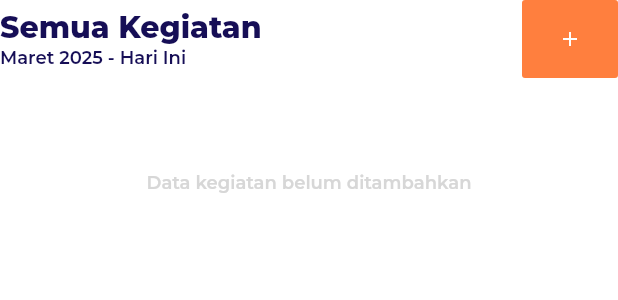
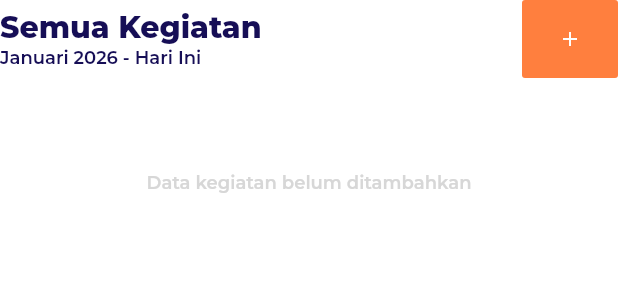
Before and after one commit to abrahamaditya/absensi-bkr, a Flutter app: what mobileLayout() shows on an empty page, opened directly, on a phone screen of 412 x 824 dp. Shown: the top 300 px of the screen. Run offline on Flutter 3.47's test engine with Material 3 defaults, Android fonts, the phone set to English and light mode, and no system bars; our stand-ins replace cloud_firestore, dropdown_search, equatable, firebase_auth, firebase_core, flutter_bloc and 7 more; missing offline and left inert: dart:html, qrcode_reader_web, scanning_effect; accounts and stored records are empty; generated files the repository leaves out were written again; network calls fail.

Commit message:
change: date of march on kegiatan widget

```diff
--- a/lib/widget/kegiatan_menu.dart
+++ b/lib/widget/kegiatan_menu.dart
@@ -433,7 +433,7 @@ Widget mobileLayout(BuildContext context) {
                 ),
               ),
               Text(
-                "Maret 2025 - Hari Ini",
+                "Januari 2026 - Hari Ini",
                 style: GoogleFonts.montserrat(
                   fontSize: 12,
                   fontWeight: FontWeight.w600,
```
